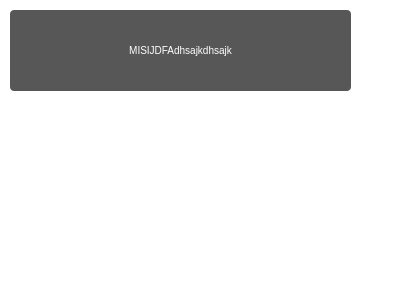
Before: the Qt Designer form messagedialog.ui in xiaoxiaodx/NVRPRO, drawn with Qt 5.
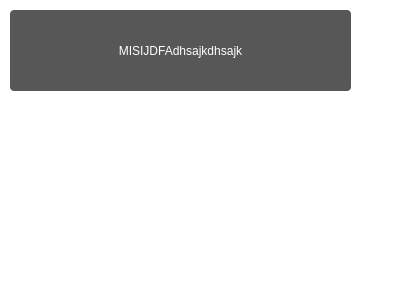
After: the same form once the commit is applied.

```diff
--- a/messagedialog.ui
+++ b/messagedialog.ui
@@ -31,7 +31,7 @@
    <property name="styleSheet">
     <string notr="true">background-color: rgba(0, 0, 0,66%);
 border-radius:4px;
-font:10px;
+font-size:12px;
 color: #ffffff;</string>
    </property>
    <property name="text">
```
